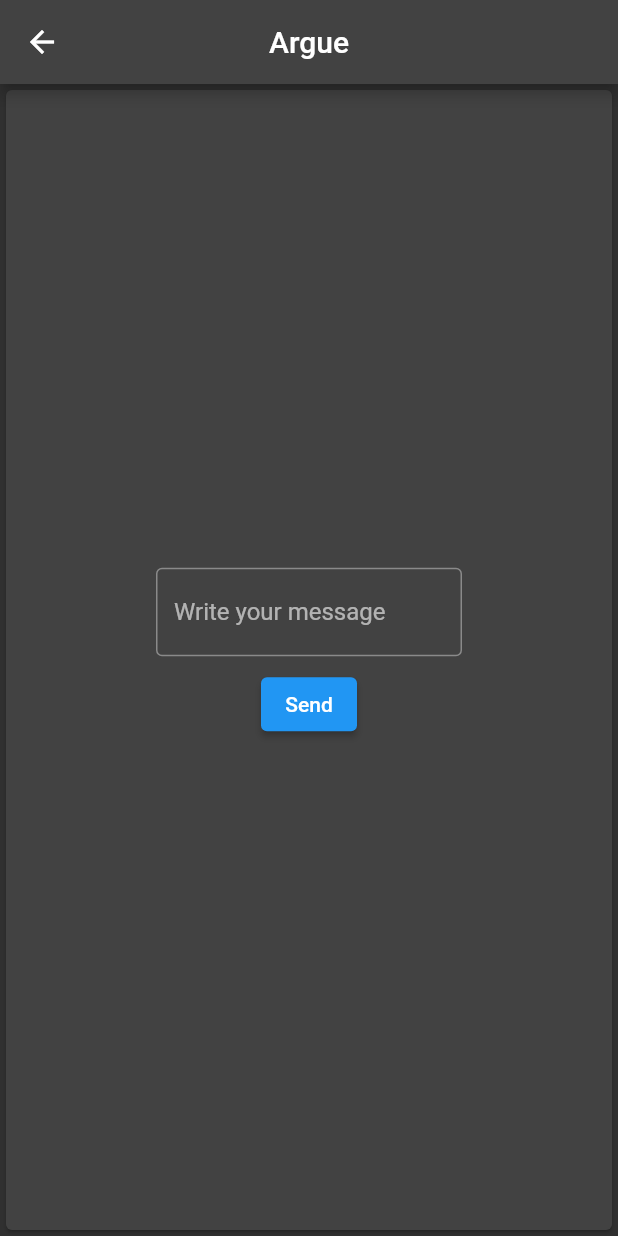
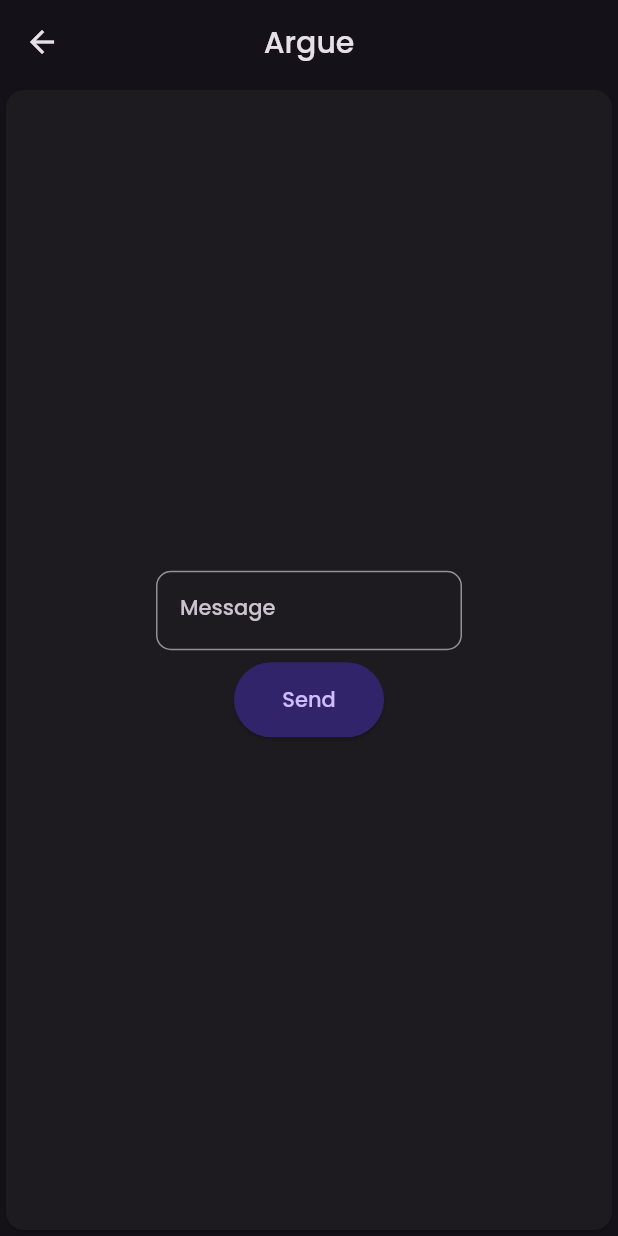
Before and after one commit to ethicnology/dispute, a Flutter app: the screen it shows after launch, after a tap on the "message" icon, on a phone screen of 412 x 824 dp. Run offline on Flutter 3.47's test engine with Material 2 defaults, Android fonts, the phone set to English and light mode, and no system bars; our stand-ins replace google_fonts, logger; missing offline and left inert: nostr; network calls fail.

Commit message:
UI CHANGES

```diff
--- /dev/null
+++ b/lib/constants/constants.dart
@@ -0,0 +1,4 @@
+import 'package:flutter/material.dart';
+
+const buttonBackgroundColor = Color(0XFF32246B);
+const buttonBorderColor = Color(0XFFB2A5E3);
--- a/lib/main.dart
+++ b/lib/main.dart
@@ -1,6 +1,7 @@
 import 'package:dispute/model/profile.dart';
 import 'package:dispute/screen/home.dart';
 import 'package:flutter/material.dart';
+import 'package:google_fonts/google_fonts.dart';
 import 'package:logger/logger.dart';
 import 'package:nostr/nostr.dart';
 import 'package:provider/provider.dart';
@@ -30,8 +31,12 @@ class MyApp extends StatelessWidget {
   @override
   Widget build(BuildContext context) {
     return MaterialApp(
+      debugShowCheckedModeBanner: false,
       title: 'dispute',
-      theme: ThemeData.dark(),
+      theme: ThemeData.dark(useMaterial3: true).copyWith(
+        textTheme: GoogleFonts.poppinsTextTheme(Theme.of(context).textTheme)
+            .apply(bodyColor: Colors.white),
+      ),
       home: const HomeScreen(),
     );
   }
--- a/lib/screen/event.dart
+++ b/lib/screen/event.dart
@@ -7,6 +7,8 @@ import 'package:flutter/material.dart';
 import 'package:nostr/nostr.dart';
 import 'package:provider/provider.dart';
 import 'package:web_socket_channel/web_socket_channel.dart';
+
+import '../constants/constants.dart';
 
 class EventScreen extends StatefulWidget {
   const EventScreen({super.key});
@@ -45,13 +47,26 @@ class EventScreenState extends State<EventScreen> {
                   controller: _controller,
                   maxLines: null,
                   decoration: const InputDecoration(
-                    border: OutlineInputBorder(),
-                    hintText: 'Write your message',
-                  ),
+                      labelText: "Message",
+                      hintText: "Write your message",
+                      filled: false,
+                      border: OutlineInputBorder(
+                        borderRadius: BorderRadius.all(Radius.circular(10)),
+                      )),
+
+                  // decoration: const InputDecoration(
+                  //   border: OutlineInputBorder(),
+                  //   hintText: 'Write your message',
+                  // ),
                 ),
                 Padding(
                   padding: const EdgeInsets.all(8),
                   child: ElevatedButton(
+                    style: ElevatedButton.styleFrom(
+                      backgroundColor: buttonBackgroundColor,
+                      minimumSize: const Size(100, 50),
+                      maximumSize: const Size(100, 50),
+                    ),
                     onPressed: () async {
                       if (profil.keys.private.length == 64) {
                         Event event = Event.from(
--- a/lib/screen/home.dart
+++ b/lib/screen/home.dart
@@ -7,6 +7,8 @@ import 'package:dispute/utils.dart';
 import 'package:flutter/material.dart';
 import 'package:provider/provider.dart';
 import 'package:flutter/services.dart';
+
+import '../constants/constants.dart';
 
 class HomeScreen extends StatelessWidget {
   const HomeScreen({super.key});
@@ -45,12 +47,21 @@ class HomeScreen extends StatelessWidget {
                 left: 10,
                 right: 10,
               ),
-              child: InkWell(
-                child: Text(projectUrl),
-                onTap: () {
-                  Clipboard.setData(ClipboardData(text: projectUrl));
-                  displaySnackBar(context, 'copied to clipboard: $projectUrl');
-                },
+              child: ElevatedButton(
+                style: ElevatedButton.styleFrom(
+                  backgroundColor: buttonBackgroundColor,
+                  minimumSize: const Size(400, 40),
+                  maximumSize: const Size(400, 40),
+                ),
+                onPressed: () {},
+                child: InkWell(
+                  child: Text(projectUrl),
+                  onTap: () {
+                    Clipboard.setData(ClipboardData(text: projectUrl));
+                    displaySnackBar(
+                        context, 'copied to clipboard: $projectUrl');
+                  },
+                ),
               ),
             ),
             TheWallWidget(channel: profil.channel),
@@ -63,6 +74,9 @@ class HomeScreen extends StatelessWidget {
         mainAxisAlignment: MainAxisAlignment.end,
         children: [
           FloatingActionButton(
+            shape: RoundedRectangleBorder(
+                side: const BorderSide(color: buttonBorderColor, width: 3),
+                borderRadius: BorderRadius.circular(100)),
             tooltip: 'Send an event',
             heroTag: "send_event",
             child: const Icon(Icons.message),
@@ -75,6 +89,9 @@ class HomeScreen extends StatelessWidget {
           ),
           const SizedBox(height: 10),
           FloatingActionButton(
+            shape: RoundedRectangleBorder(
+                side: const BorderSide(color: buttonBorderColor, width: 3),
+                borderRadius: BorderRadius.circular(100)),
             tooltip: 'Edit your profil',
             heroTag: "profil",
             child: const Icon(Icons.vpn_key),
--- a/lib/widget/the_wall.dart
+++ b/lib/widget/the_wall.dart
@@ -36,6 +36,7 @@ class TheWallState extends State<TheWallWidget> {
               if (data[0] == "EVENT") {
                 events.add(Event.fromJson(data[2], subscriptionId: data[1]));
                 events.sort((a, b) => b.createdAt.compareTo(a.createdAt));
+
                 //                 String log = '''
                 // id     : ${data[2]['id']}
                 // kind   : ${data[2]['kind']}
--- a/pubspec.yaml
+++ b/pubspec.yaml
@@ -35,6 +35,7 @@ dependencies:
   nostr: ^1.0.1
   web_socket_channel: ^2.2.0
   logger: ^1.1.0
+  google_fonts: ^4.0.1
 
 dev_dependencies:
   flutter_test:
```
Also changed, not shown: lib/screen/profil.dart (+7 -0 lines), pubspec.lock, 1 other file.
